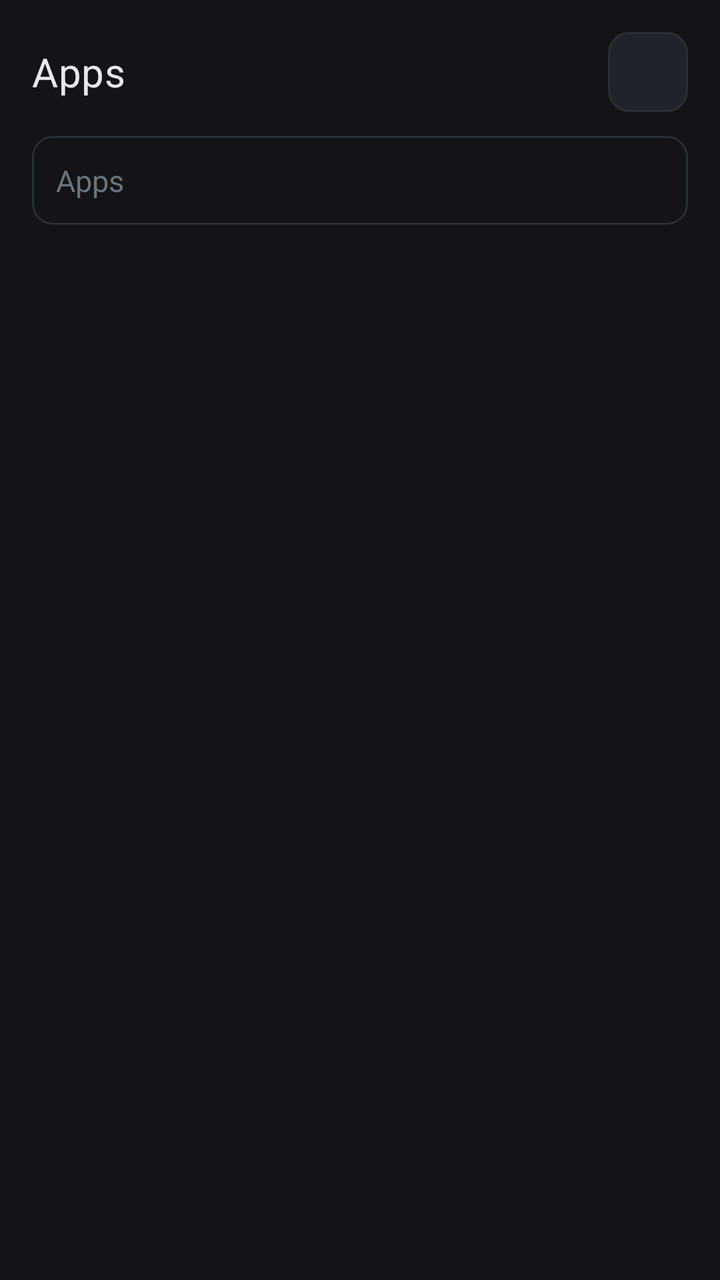
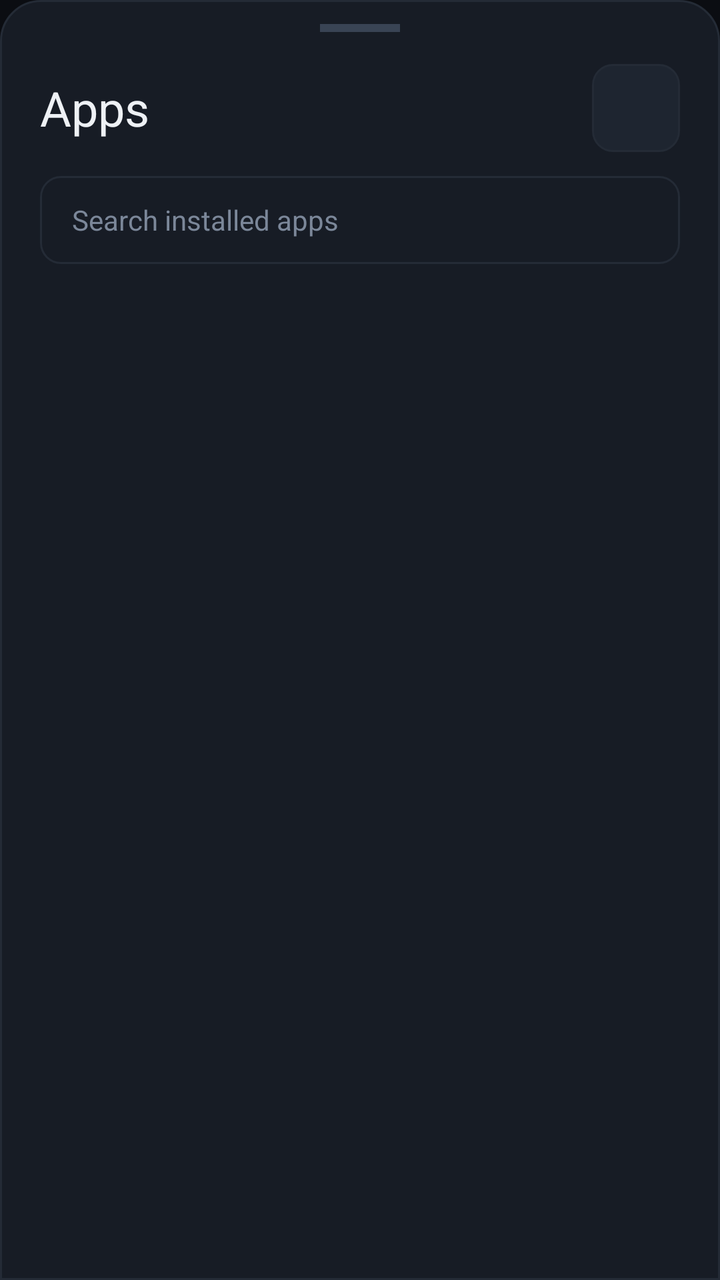

Before-and-after screenshots of an Android layout around one commit, followed by the original layout XML and the change that was made.
<!-- AndroidManifest.xml: application theme Theme.Droid -->
<!-- res/layout/apps.xml -->
<?xml version="1.0" encoding="utf-8"?>
<LinearLayout xmlns:android="http://schemas.android.com/apk/res/android"
    android:layout_width="match_parent"
    android:layout_height="match_parent"
    android:background="@color/bg"
    android:orientation="vertical">

    <LinearLayout
        android:layout_width="match_parent"
        android:layout_height="wrap_content"
        android:gravity="center_vertical"
        android:orientation="horizontal"
        android:paddingHorizontal="16dp"
        android:paddingTop="16dp"
        android:paddingBottom="12dp">

        <TextView
            style="@style/TextAppearance.Droid.Title"
            android:layout_width="0dp"
            android:layout_height="wrap_content"
            android:layout_weight="1"
            android:text="@string/action_apps" />

        <ImageButton
            android:id="@+id/apps_close"
            android:layout_width="40dp"
            android:layout_height="40dp"
            android:background="@drawable/bg_button"
            android:contentDescription="@string/action_close"
            android:padding="12dp"
            android:scaleType="fitCenter"
            android:src="@drawable/ic_close" />
    </LinearLayout>

    <EditText
        android:id="@+id/apps_search"
        android:layout_width="match_parent"
        android:layout_height="wrap_content"
        android:layout_marginHorizontal="16dp"
        android:background="@drawable/bg_field"
        android:hint="@string/action_apps"
        android:imeOptions="actionSearch"
        android:inputType="text"
        android:padding="12dp"
        android:paddingEnd="12dp"
        android:paddingStart="12dp"
        android:textColor="@color/text_primary"
        android:textColorHint="@color/text_muted"
        android:textSize="15sp" />

    <ListView
        android:id="@+id/apps_list"
        android:layout_width="match_parent"
        android:layout_height="0dp"
        android:layout_weight="1"
        android:clipToPadding="false"
        android:divider="@drawable/bg_hairline"
        android:dividerHeight="1dp"
        android:paddingTop="8dp"
        android:scrollbarStyle="outsideOverlay" />

    <TextView
        android:id="@+id/apps_empty"
        style="@style/TextAppearance.Droid.Secondary"
        android:layout_width="match_parent"
        android:layout_height="wrap_content"
        android:gravity="center"
        android:padding="24dp"
        android:visibility="gone" />
</LinearLayout>
<!-- resources referenced by this layout -->
<resources>
  <color name="bg">#FF121417</color>
  <color name="text_muted">#FF6B747C</color>
  <color name="text_primary">#FFE6E9EC</color>
  <!-- drawable bg_button (drawable) -->
  <?xml version="1.0" encoding="utf-8"?>
  <ripple xmlns:android="http://schemas.android.com/apk/res/android"
      android:color="@color/pressed">
      <item>
          <shape android:shape="rectangle">
              <solid android:color="@color/raised" />
              <stroke android:width="1dp" android:color="@color/hairline" />
              <corners android:radius="10dp" />
          </shape>
      </item>
  </ripple>
  <!-- drawable bg_field (drawable) -->
  <?xml version="1.0" encoding="utf-8"?>
  <ripple xmlns:android="http://schemas.android.com/apk/res/android"
      android:color="@color/pressed">
      <item>
          <shape android:shape="rectangle">
              <solid android:color="@color/bg" />
              <stroke android:width="1dp" android:color="@color/hairline" />
              <corners android:radius="10dp" />
          </shape>
      </item>
  </ripple>
  <!-- drawable bg_hairline (drawable) -->
  <?xml version="1.0" encoding="utf-8"?>
  <shape xmlns:android="http://schemas.android.com/apk/res/android"
      android:shape="rectangle">
      <solid android:color="@color/hairline" />
      <size android:height="1dp" />
  </shape>
  <!-- drawable ic_close (drawable) -->
  <?xml version="1.0" encoding="utf-8"?>
  <vector xmlns:android="http://schemas.android.com/apk/res/android"
      android:width="24dp" android:height="24dp"
      android:viewportWidth="24" android:viewportHeight="24"
      android:tint="?android:attr/colorControlNormal"
      android:strokeWidth="1.5" android:strokeColor="?android:attr/colorControlNormal"
      android:strokeLineCap="round" android:strokeLineJoin="round"
      android:fillColor="#00000000">
      <path android:pathData="M6.5,6.5 L17.5,17.5 M17.5,6.5 L6.5,17.5" />
  </vector>
  <string name="action_apps">Apps</string>
  <string name="action_close">Close</string>
  <style name="TextAppearance.Droid.Secondary" parent="">
          <item name="android:textSize">13sp</item>
          <item name="android:textColor">@color/text_secondary</item>
      </style>
  <style name="TextAppearance.Droid.Title" parent="">
          <item name="android:textSize">20sp</item>
          <item name="android:textColor">@color/text_primary</item>
          <item name="android:letterSpacing">0.01</item>
      </style>
  <color name="pressed">#FF262B31</color>
  <color name="raised">#FF20242A</color>
  <color name="hairline">#FF2A2F35</color>
  <color name="text_secondary">#FFA0A8B0</color>
  <color name="accent">#FFE0A458</color>
  <!-- unchanged entries left out for length: 1 -->
</resources>

<!-- the commit's change to res/layout/apps.xml (unified diff, before → after) -->
@@ -1,18 +1,27 @@
 <?xml version="1.0" encoding="utf-8"?>
 <LinearLayout xmlns:android="http://schemas.android.com/apk/res/android"
     android:layout_width="match_parent"
-    android:layout_height="match_parent"
-    android:background="@color/bg"
-    android:orientation="vertical">
+    android:layout_height="wrap_content"
+    android:background="@drawable/bg_sheet"
+    android:orientation="vertical"
+    android:paddingBottom="@dimen/space_4">
+
+    <View
+        android:layout_width="40dp"
+        android:layout_height="4dp"
+        android:layout_gravity="center_horizontal"
+        android:layout_marginTop="@dimen/space_3"
+        android:background="@color/hairline_strong" />
 
     <LinearLayout
         android:layout_width="match_parent"
         android:layout_height="wrap_content"
         android:gravity="center_vertical"
         android:orientation="horizontal"
-        android:paddingHorizontal="16dp"
-        android:paddingTop="16dp"
-        android:paddingBottom="12dp">
+        android:paddingStart="@dimen/space_5"
+        android:paddingTop="@dimen/space_4"
+        android:paddingEnd="@dimen/space_5"
+        android:paddingBottom="@dimen/space_3">
 
         <TextView
             style="@style/TextAppearance.Droid.Title"
@@ -23,8 +32,8 @@
 
         <ImageButton
             android:id="@+id/apps_close"
-            android:layout_width="40dp"
-            android:layout_height="40dp"
+            android:layout_width="@dimen/control_h"
+            android:layout_height="@dimen/control_h"
             android:background="@drawable/bg_button"
             android:contentDescription="@string/action_close"
             android:padding="12dp"
@@ -35,28 +44,29 @@
     <EditText
         android:id="@+id/apps_search"
         android:layout_width="match_parent"
-        android:layout_height="wrap_content"
-        android:layout_marginHorizontal="16dp"
+        android:layout_height="@dimen/control_h"
+        android:layout_marginStart="@dimen/space_5"
+        android:layout_marginEnd="@dimen/space_5"
         android:background="@drawable/bg_field"
-        android:hint="@string/action_apps"
+        android:gravity="center_vertical"
+        android:hint="@string/apps_hint"
         android:imeOptions="actionSearch"
         android:inputType="text"
-        android:padding="12dp"
-        android:paddingEnd="12dp"
-        android:paddingStart="12dp"
+        android:paddingStart="@dimen/space_4"
+        android:paddingEnd="@dimen/space_4"
         android:textColor="@color/text_primary"
         android:textColorHint="@color/text_muted"
-        android:textSize="15sp" />
+        android:textSize="@dimen/text_secondary" />
 
     <ListView
         android:id="@+id/apps_list"
         android:layout_width="match_parent"
-        android:layout_height="0dp"
-        android:layout_weight="1"
+        android:layout_height="360dp"
+        android:layout_marginTop="@dimen/space_3"
         android:clipToPadding="false"
         android:divider="@drawable/bg_hairline"
-        android:dividerHeight="1dp"
-        android:paddingTop="8dp"
+        android:dividerHeight="@dimen/hairline"
+        android:paddingTop="@dimen/space_2"
         android:scrollbarStyle="outsideOverlay" />
 
     <TextView
@@ -65,6 +75,7 @@
         android:layout_width="match_parent"
         android:layout_height="wrap_content"
         android:gravity="center"
-        android:padding="24dp"
+        android:padding="@dimen/space_6"
+        android:text="@string/apps_empty"
         android:visibility="gone" />
 </LinearLayout>
<!-- resource entries referenced after the edit -->
@@ -1,8 +1,17 @@
 <!-- resources referenced by this layout -->
 <resources>
-  <color name="bg">#FF121417</color>
-  <color name="text_muted">#FF6B747C</color>
-  <color name="text_primary">#FFE6E9EC</color>
+  <color name="hairline_strong">#FF394454</color>
+  <color name="bg">#FF0B0D12</color>
+  <color name="text_muted">#FF7B8799</color>
+  <color name="text_primary">#FFEEF1F5</color>
+  <dimen name="control_h">44dp</dimen>
+  <dimen name="hairline">1dp</dimen>
+  <dimen name="space_2">8dp</dimen>
+  <dimen name="space_3">12dp</dimen>
+  <dimen name="space_4">16dp</dimen>
+  <dimen name="space_5">20dp</dimen>
+  <dimen name="space_6">24dp</dimen>
+  <dimen name="text_secondary">14sp</dimen>
   <!-- drawable bg_button (drawable) -->
   <?xml version="1.0" encoding="utf-8"?>
   <ripple xmlns:android="http://schemas.android.com/apk/res/android"
@@ -21,7 +30,7 @@
       android:color="@color/pressed">
       <item>
           <shape android:shape="rectangle">
-              <solid android:color="@color/bg" />
+              <solid android:color="@color/surface_2" />
               <stroke android:width="1dp" android:color="@color/hairline" />
               <corners android:radius="10dp" />
           </shape>
@@ -33,6 +42,16 @@
       android:shape="rectangle">
       <solid android:color="@color/hairline" />
       <size android:height="1dp" />
+  </shape>
+  <!-- drawable bg_sheet (drawable) -->
+  <?xml version="1.0" encoding="utf-8"?>
+  <shape xmlns:android="http://schemas.android.com/apk/res/android"
+      android:shape="rectangle">
+      <solid android:color="@color/surface_2" />
+      <stroke android:width="1dp" android:color="@color/hairline" />
+      <corners
+          android:topLeftRadius="20dp"
+          android:topRightRadius="20dp" />
   </shape>
   <!-- drawable ic_close (drawable) -->
   <?xml version="1.0" encoding="utf-8"?>
@@ -47,19 +66,22 @@
   </vector>
   <string name="action_apps">Apps</string>
   <string name="action_close">Close</string>
+  <string name="apps_empty">No apps match that search</string>
+  <string name="apps_hint">Search installed apps</string>
   <style name="TextAppearance.Droid.Secondary" parent="">
-          <item name="android:textSize">13sp</item>
+          <item name="android:textSize">14sp</item>
           <item name="android:textColor">@color/text_secondary</item>
       </style>
   <style name="TextAppearance.Droid.Title" parent="">
-          <item name="android:textSize">20sp</item>
+          <item name="android:textSize">24sp</item>
           <item name="android:textColor">@color/text_primary</item>
-          <item name="android:letterSpacing">0.01</item>
+          <item name="android:typeface">normal</item>
       </style>
-  <color name="pressed">#FF262B31</color>
-  <color name="raised">#FF20242A</color>
-  <color name="hairline">#FF2A2F35</color>
-  <color name="text_secondary">#FFA0A8B0</color>
+  <color name="pressed">#FF252D39</color>
+  <color name="raised">#FF1E2530</color>
+  <color name="hairline">#FF242B36</color>
+  <color name="surface_2">#FF171C25</color>
+  <color name="text_secondary">#FFA8B2C0</color>
   <color name="accent">#FFE0A458</color>
   <!-- unchanged entries left out for length: 1 -->
 </resources>
